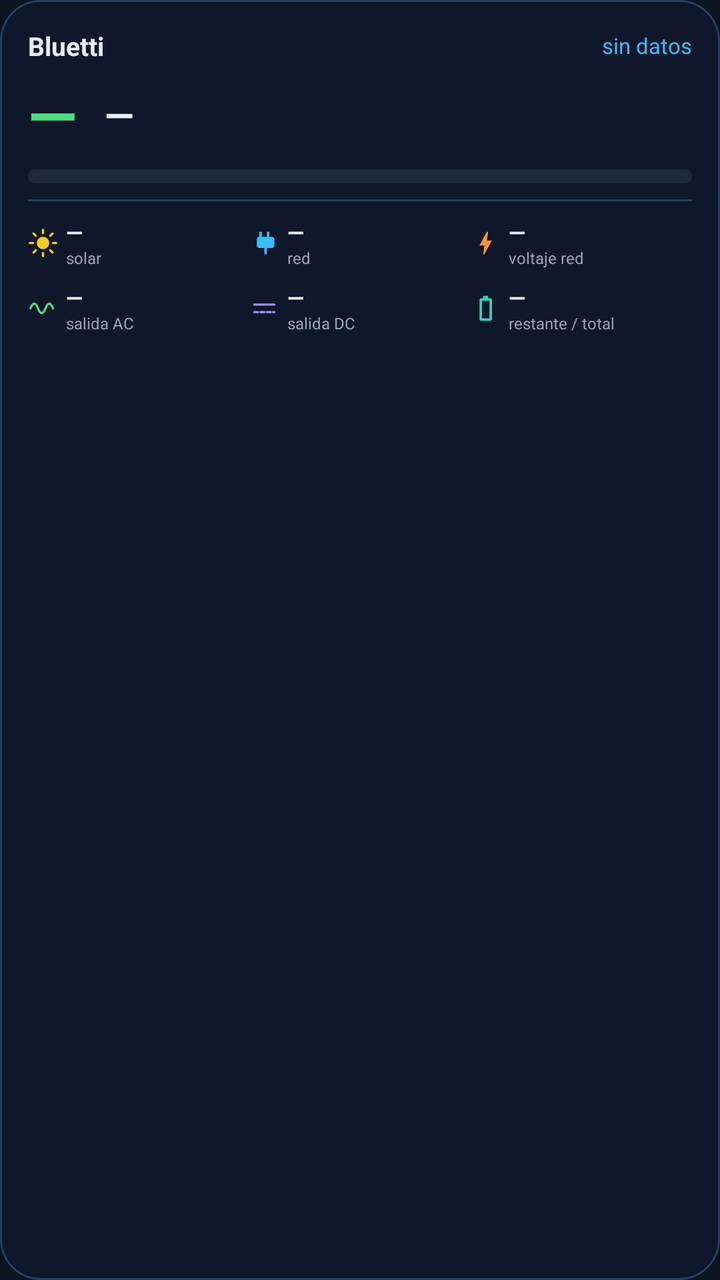
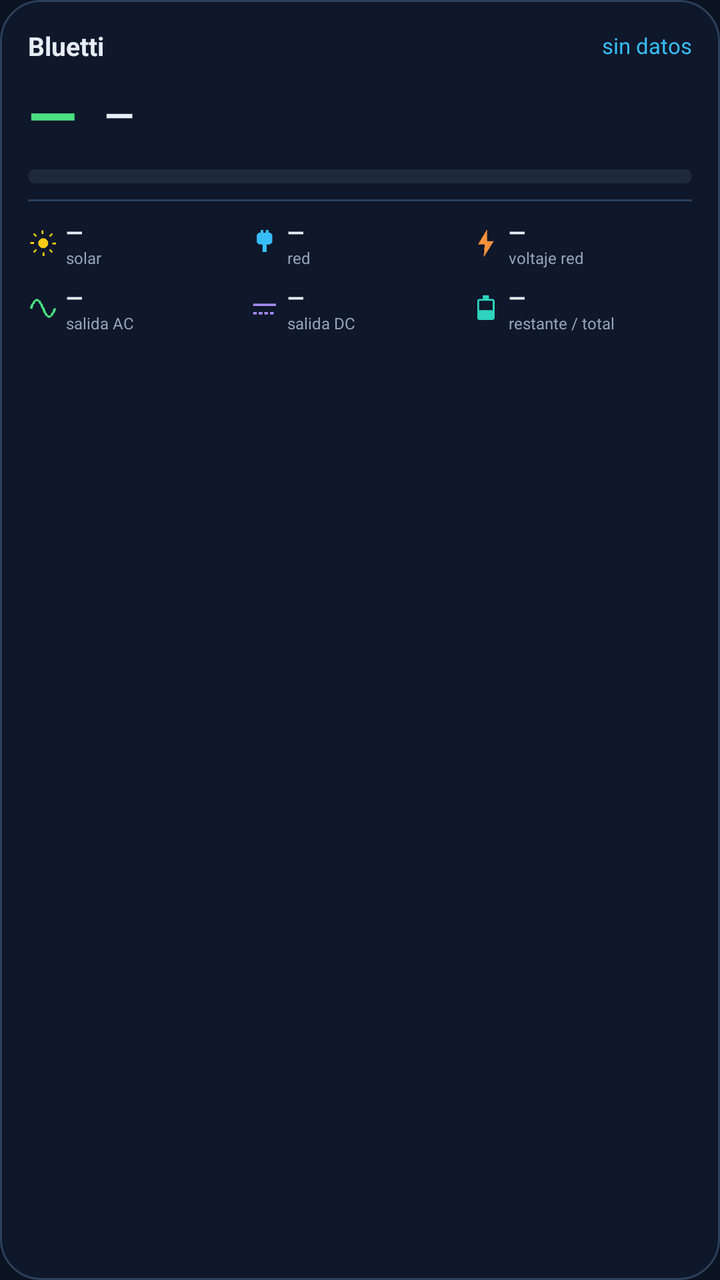

Screens rendered from an Android XML layout before and after an edit, with the pre-edit source and the edit as a unified diff.
<!-- AndroidManifest.xml: application theme AppTheme -->
<!-- res/layout/widget_bluetti.xml -->
<?xml version="1.0" encoding="utf-8"?>
<LinearLayout xmlns:android="http://schemas.android.com/apk/res/android"
    android:id="@+id/widget_root"
    android:layout_width="match_parent"
    android:layout_height="match_parent"
    android:background="@drawable/widget_bg"
    android:orientation="vertical"
    android:padding="14dp">

    <LinearLayout
        android:layout_width="match_parent"
        android:layout_height="wrap_content"
        android:gravity="center_vertical"
        android:orientation="horizontal">

        <TextView
            android:id="@+id/widget_name"
            android:layout_width="0dp"
            android:layout_height="wrap_content"
            android:layout_weight="1"
            android:text="Bluetti"
            android:textColor="@color/text"
            android:textSize="13sp"
            android:textStyle="bold" />

        <TextView
            android:id="@+id/widget_state"
            android:layout_width="wrap_content"
            android:layout_height="wrap_content"
            android:text="sin datos"
            android:textColor="@color/accent"
            android:textSize="11sp" />
    </LinearLayout>

    <LinearLayout
        android:layout_width="match_parent"
        android:layout_height="wrap_content"
        android:layout_marginTop="4dp"
        android:gravity="center_vertical"
        android:orientation="horizontal">

        <TextView
            android:id="@+id/widget_pct"
            android:layout_width="wrap_content"
            android:layout_height="wrap_content"
            android:text="—"
            android:textColor="@color/good"
            android:textSize="32sp"
            android:textStyle="bold" />

        <TextView
            android:id="@+id/widget_w"
            android:layout_width="wrap_content"
            android:layout_height="wrap_content"
            android:layout_marginStart="14dp"
            android:text="—"
            android:textColor="@color/text"
            android:textSize="19sp"
            android:textStyle="bold" />

        <TextView
            android:id="@+id/widget_updated"
            android:layout_width="0dp"
            android:layout_height="wrap_content"
            android:layout_weight="1"
            android:gravity="end"
            android:textColor="@color/muted"
            android:textSize="10sp" />
    </LinearLayout>

    <ProgressBar
        android:id="@+id/widget_bar"
        style="?android:attr/progressBarStyleHorizontal"
        android:layout_width="match_parent"
        android:layout_height="7dp"
        android:layout_marginTop="6dp"
        android:max="100"
        android:progressDrawable="@drawable/widget_battery" />

    <View
        android:layout_width="match_parent"
        android:layout_height="1dp"
        android:layout_marginTop="8dp"
        android:background="@color/border" />

    <LinearLayout
        android:layout_width="match_parent"
        android:layout_height="wrap_content"
        android:layout_marginTop="8dp"
        android:orientation="horizontal">

        <LinearLayout
            android:layout_width="0dp"
            android:layout_height="wrap_content"
            android:layout_weight="1"
            android:gravity="center_vertical"
            android:orientation="horizontal">

            <ImageView
                android:layout_width="15dp"
                android:layout_height="15dp"
                android:contentDescription="solar"
                android:src="@drawable/ic_widget_solar" />

            <LinearLayout
                android:layout_width="0dp"
                android:layout_height="wrap_content"
                android:layout_marginStart="4dp"
                android:layout_weight="1"
                android:orientation="vertical">

                <TextView
                    android:id="@+id/widget_solar_value"
                    android:layout_width="match_parent"
                    android:layout_height="wrap_content"
                    android:ellipsize="end"
                    android:maxLines="1"
                    android:text="—"
                    android:textColor="@color/text"
                    android:textSize="11sp"
                    android:textStyle="bold" />

                <TextView
                    android:layout_width="match_parent"
                    android:layout_height="wrap_content"
                    android:text="solar"
                    android:textColor="@color/muted"
                    android:textSize="8sp" />
            </LinearLayout>
        </LinearLayout>

        <LinearLayout
            android:layout_width="0dp"
            android:layout_height="wrap_content"
            android:layout_weight="1"
            android:gravity="center_vertical"
            android:orientation="horizontal">

            <ImageView
                android:layout_width="15dp"
                android:layout_height="15dp"
                android:contentDescription="red"
                android:src="@drawable/ic_widget_grid" />

            <LinearLayout
                android:layout_width="0dp"
                android:layout_height="wrap_content"
                android:layout_marginStart="4dp"
                android:layout_weight="1"
                android:orientation="vertical">

                <TextView
                    android:id="@+id/widget_grid_value"
                    android:layout_width="match_parent"
                    android:layout_height="wrap_content"
                    android:ellipsize="end"
                    android:maxLines="1"
                    android:text="—"
                    android:textColor="@color/text"
                    android:textSize="11sp"
                    android:textStyle="bold" />

                <TextView
                    android:layout_width="match_parent"
                    android:layout_height="wrap_content"
                    android:text="red"
                    android:textColor="@color/muted"
                    android:textSize="8sp" />
            </LinearLayout>
        </LinearLayout>

        <LinearLayout
            android:layout_width="0dp"
            android:layout_height="wrap_content"
            android:layout_weight="1"
            android:gravity="center_vertical"
            android:orientation="horizontal">

            <ImageView
                android:layout_width="15dp"
                android:layout_height="15dp"
                android:contentDescription="voltaje"
                android:src="@drawable/ic_widget_voltage" />

            <LinearLayout
                android:layout_width="0dp"
                android:layout_height="wrap_content"
                android:layout_marginStart="4dp"
                android:layout_weight="1"
                android:orientation="vertical">

                <TextView
                    android:id="@+id/widget_voltage_value"
                    android:layout_width="match_parent"
                    android:layout_height="wrap_content"
                    android:ellipsize="end"
                    android:maxLines="1"
                    android:text="—"
                    android:textColor="@color/text"
                    android:textSize="11sp"
                    android:textStyle="bold" />

                <TextView
                    android:layout_width="match_parent"
                    android:layout_height="wrap_content"
                    android:text="voltaje red"
                    android:textColor="@color/muted"
                    android:textSize="8sp" />
            </LinearLayout>
        </LinearLayout>
    </LinearLayout>

    <LinearLayout
        android:layout_width="match_parent"
        android:layout_height="wrap_content"
        android:layout_marginTop="7dp"
        android:orientation="horizontal">

        <LinearLayout
            android:layout_width="0dp"
            android:layout_height="wrap_content"
            android:layout_weight="1"
            android:gravity="center_vertical"
            android:orientation="horizontal">

            <ImageView
                android:layout_width="15dp"
                android:layout_height="15dp"
                android:contentDescription="salida AC"
                android:src="@drawable/ic_widget_ac" />

            <LinearLayout
                android:layout_width="0dp"
                android:layout_height="wrap_content"
                android:layout_marginStart="4dp"
                android:layout_weight="1"
                android:orientation="vertical">

                <TextView
                    android:id="@+id/widget_ac_value"
                    android:layout_width="match_parent"
                    android:layout_height="wrap_content"
                    android:ellipsize="end"
                    android:maxLines="1"
                    android:text="—"
                    android:textColor="@color/text"
                    android:textSize="11sp"
                    android:textStyle="bold" />

                <TextView
                    android:layout_width="match_parent"
                    android:layout_height="wrap_content"
                    android:text="salida AC"
                    android:textColor="@color/muted"
                    android:textSize="8sp" />
            </LinearLayout>
        </LinearLayout>

        <LinearLayout
            android:layout_width="0dp"
            android:layout_height="wrap_content"
            android:layout_weight="1"
            android:gravity="center_vertical"
            android:orientation="horizontal">

            <ImageView
                android:layout_width="15dp"
                android:layout_height="15dp"
                android:contentDescription="salida DC"
                android:src="@drawable/ic_widget_dc" />

            <LinearLayout
                android:layout_width="0dp"
                android:layout_height="wrap_content"
                android:layout_marginStart="4dp"
                android:layout_weight="1"
                android:orientation="vertical">

                <TextView
                    android:id="@+id/widget_dc_value"
                    android:layout_width="match_parent"
                    android:layout_height="wrap_content"
                    android:ellipsize="end"
                    android:maxLines="1"
                    android:text="—"
                    android:textColor="@color/text"
                    android:textSize="11sp"
                    android:textStyle="bold" />

                <TextView
                    android:layout_width="match_parent"
                    android:layout_height="wrap_content"
                    android:text="salida DC"
                    android:textColor="@color/muted"
                    android:textSize="8sp" />
            </LinearLayout>
        </LinearLayout>

        <LinearLayout
            android:layout_width="0dp"
            android:layout_height="wrap_content"
            android:layout_weight="1"
            android:gravity="center_vertical"
            android:orientation="horizontal">

            <ImageView
                android:layout_width="15dp"
                android:layout_height="15dp"
                android:contentDescription="energía"
                android:src="@drawable/ic_widget_energy" />

            <LinearLayout
                android:layout_width="0dp"
                android:layout_height="wrap_content"
                android:layout_marginStart="4dp"
                android:layout_weight="1"
                android:orientation="vertical">

                <TextView
                    android:id="@+id/widget_energy_value"
                    android:layout_width="match_parent"
                    android:layout_height="wrap_content"
                    android:ellipsize="end"
                    android:maxLines="1"
                    android:text="—"
                    android:textColor="@color/text"
                    android:textSize="11sp"
                    android:textStyle="bold" />

                <TextView
                    android:id="@+id/widget_energy_label"
                    android:layout_width="match_parent"
                    android:layout_height="wrap_content"
                    android:ellipsize="end"
                    android:maxLines="1"
                    android:text="restante / total"
                    android:textColor="@color/muted"
                    android:textSize="8sp" />
            </LinearLayout>
        </LinearLayout>
    </LinearLayout>
</LinearLayout>
<!-- resources referenced by this layout -->
<resources>
  <color name="accent">#38BDF8</color>
  <color name="border">#29405C</color>
  <color name="good">#4ADE80</color>
  <color name="muted">#94A3B8</color>
  <color name="text">#E6EDF7</color>
  <!-- drawable ic_widget_ac (drawable) -->
  <?xml version="1.0" encoding="utf-8"?>
  <vector xmlns:android="http://schemas.android.com/apk/res/android"
      android:width="24dp"
      android:height="24dp"
      android:viewportWidth="24"
      android:viewportHeight="24">
      <path
          android:fillColor="@android:color/transparent"
          android:strokeColor="#4ADE80"
          android:strokeWidth="1.8"
          android:strokeLineCap="round"
          android:pathData="M2,12c2,-5 4,-5 6,0s4,5 6,0 4,-5 6,0" />
  </vector>
  <!-- drawable ic_widget_dc (drawable) -->
  <?xml version="1.0" encoding="utf-8"?>
  <vector xmlns:android="http://schemas.android.com/apk/res/android"
      android:width="24dp"
      android:height="24dp"
      android:viewportWidth="24"
      android:viewportHeight="24">
      <path
          android:fillColor="@android:color/transparent"
          android:strokeColor="#A78BFA"
          android:strokeWidth="1.8"
          android:strokeLineCap="round"
          android:pathData="M4,9h16M4,15h3M9,15h3M14,15h3M19,15h1" />
  </vector>
  <!-- drawable ic_widget_energy (drawable) -->
  <?xml version="1.0" encoding="utf-8"?>
  <vector xmlns:android="http://schemas.android.com/apk/res/android"
      android:width="24dp"
      android:height="24dp"
      android:viewportWidth="24"
      android:viewportHeight="24">
      <path
          android:fillColor="#2DD4BF"
          android:pathData="M15.7,4H14V2h-4v2H8.3C7.6,4 7,4.6 7,5.3v15.3C7,21.4 7.6,22 8.3,22h7.3c0.8,0 1.4,-0.6 1.4,-1.4V5.3C17,4.6 16.4,4 15.7,4zM15,20H9V6h6z" />
  </vector>
  <!-- drawable ic_widget_grid (drawable) -->
  <?xml version="1.0" encoding="utf-8"?>
  <vector xmlns:android="http://schemas.android.com/apk/res/android"
      android:width="24dp"
      android:height="24dp"
      android:viewportWidth="24"
      android:viewportHeight="24">
      <path
          android:fillColor="#38BDF8"
          android:pathData="M16,7V3h-2v4h-4V3H8v4c-1.1,0 -2,0.9 -2,2v5c0,1.1 0.9,2 2,2h4v5h2v-5h4c1.1,0 2,-0.9 2,-2V9c0,-1.1 -0.9,-2 -2,-2z" />
  </vector>
  <!-- drawable ic_widget_solar (drawable) -->
  <?xml version="1.0" encoding="utf-8"?>
  <vector xmlns:android="http://schemas.android.com/apk/res/android"
      android:width="24dp"
      android:height="24dp"
      android:viewportWidth="24"
      android:viewportHeight="24">
      <path
          android:fillColor="#FACC15"
          android:pathData="M12,7a5,5 0 1,0 0,10a5,5 0 0,0 0,-10z" />
      <path
          android:fillColor="@android:color/transparent"
          android:strokeColor="#FACC15"
          android:strokeWidth="1.8"
          android:strokeLineCap="round"
          android:pathData="M12,1.5v2.5M12,20v2.5M1.5,12h2.5M20,12h2.5M4.4,4.4l1.8,1.8M17.8,17.8l1.8,1.8M4.4,19.6l1.8,-1.8M17.8,6.2l1.8,-1.8" />
  </vector>
  <!-- drawable ic_widget_voltage (drawable) -->
  <?xml version="1.0" encoding="utf-8"?>
  <vector xmlns:android="http://schemas.android.com/apk/res/android"
      android:width="24dp"
      android:height="24dp"
      android:viewportWidth="24"
      android:viewportHeight="24">
      <path
          android:fillColor="#FB923C"
          android:pathData="M11,21h-1l1,-7H7l6,-11h1l-1,7h4z" />
  </vector>
  <!-- drawable widget_bg (drawable) -->
  <?xml version="1.0" encoding="utf-8"?>
  <shape xmlns:android="http://schemas.android.com/apk/res/android" android:shape="rectangle">
      <solid android:color="#0F172A" />
      <corners android:radius="20dp" />
      <stroke android:width="1dp" android:color="#29405C" />
  </shape>
  <color name="bg">#0B1220</color>
  <!-- unchanged entries left out for length: 2 -->
</resources>

<!-- the commit's change to res/layout/widget_bluetti.xml (unified diff, before → after) -->
@@ -70,14 +70,14 @@
 
     <ProgressBar
         android:id="@+id/widget_bar"
-        style="?android:attr/progressBarStyleHorizontal"
+        style="@android:style/Widget.ProgressBar.Horizontal"
         android:layout_width="match_parent"
         android:layout_height="7dp"
         android:layout_marginTop="6dp"
         android:max="100"
         android:progressDrawable="@drawable/widget_battery" />
 
-    <View
+    <TextView
         android:layout_width="match_parent"
         android:layout_height="1dp"
         android:layout_marginTop="8dp"
<!-- resource entries referenced after the edit -->
@@ -5,84 +5,12 @@
   <color name="good">#4ADE80</color>
   <color name="muted">#94A3B8</color>
   <color name="text">#E6EDF7</color>
-  <!-- drawable ic_widget_ac (drawable) -->
-  <?xml version="1.0" encoding="utf-8"?>
-  <vector xmlns:android="http://schemas.android.com/apk/res/android"
-      android:width="24dp"
-      android:height="24dp"
-      android:viewportWidth="24"
-      android:viewportHeight="24">
-      <path
-          android:fillColor="@android:color/transparent"
-          android:strokeColor="#4ADE80"
-          android:strokeWidth="1.8"
-          android:strokeLineCap="round"
-          android:pathData="M2,12c2,-5 4,-5 6,0s4,5 6,0 4,-5 6,0" />
-  </vector>
-  <!-- drawable ic_widget_dc (drawable) -->
-  <?xml version="1.0" encoding="utf-8"?>
-  <vector xmlns:android="http://schemas.android.com/apk/res/android"
-      android:width="24dp"
-      android:height="24dp"
-      android:viewportWidth="24"
-      android:viewportHeight="24">
-      <path
-          android:fillColor="@android:color/transparent"
-          android:strokeColor="#A78BFA"
-          android:strokeWidth="1.8"
-          android:strokeLineCap="round"
-          android:pathData="M4,9h16M4,15h3M9,15h3M14,15h3M19,15h1" />
-  </vector>
-  <!-- drawable ic_widget_energy (drawable) -->
-  <?xml version="1.0" encoding="utf-8"?>
-  <vector xmlns:android="http://schemas.android.com/apk/res/android"
-      android:width="24dp"
-      android:height="24dp"
-      android:viewportWidth="24"
-      android:viewportHeight="24">
-      <path
-          android:fillColor="#2DD4BF"
-          android:pathData="M15.7,4H14V2h-4v2H8.3C7.6,4 7,4.6 7,5.3v15.3C7,21.4 7.6,22 8.3,22h7.3c0.8,0 1.4,-0.6 1.4,-1.4V5.3C17,4.6 16.4,4 15.7,4zM15,20H9V6h6z" />
-  </vector>
-  <!-- drawable ic_widget_grid (drawable) -->
-  <?xml version="1.0" encoding="utf-8"?>
-  <vector xmlns:android="http://schemas.android.com/apk/res/android"
-      android:width="24dp"
-      android:height="24dp"
-      android:viewportWidth="24"
-      android:viewportHeight="24">
-      <path
-          android:fillColor="#38BDF8"
-          android:pathData="M16,7V3h-2v4h-4V3H8v4c-1.1,0 -2,0.9 -2,2v5c0,1.1 0.9,2 2,2h4v5h2v-5h4c1.1,0 2,-0.9 2,-2V9c0,-1.1 -0.9,-2 -2,-2z" />
-  </vector>
-  <!-- drawable ic_widget_solar (drawable) -->
-  <?xml version="1.0" encoding="utf-8"?>
-  <vector xmlns:android="http://schemas.android.com/apk/res/android"
-      android:width="24dp"
-      android:height="24dp"
-      android:viewportWidth="24"
-      android:viewportHeight="24">
-      <path
-          android:fillColor="#FACC15"
-          android:pathData="M12,7a5,5 0 1,0 0,10a5,5 0 0,0 0,-10z" />
-      <path
-          android:fillColor="@android:color/transparent"
-          android:strokeColor="#FACC15"
-          android:strokeWidth="1.8"
-          android:strokeLineCap="round"
-          android:pathData="M12,1.5v2.5M12,20v2.5M1.5,12h2.5M20,12h2.5M4.4,4.4l1.8,1.8M17.8,17.8l1.8,1.8M4.4,19.6l1.8,-1.8M17.8,6.2l1.8,-1.8" />
-  </vector>
-  <!-- drawable ic_widget_voltage (drawable) -->
-  <?xml version="1.0" encoding="utf-8"?>
-  <vector xmlns:android="http://schemas.android.com/apk/res/android"
-      android:width="24dp"
-      android:height="24dp"
-      android:viewportWidth="24"
-      android:viewportHeight="24">
-      <path
-          android:fillColor="#FB923C"
-          android:pathData="M11,21h-1l1,-7H7l6,-11h1l-1,7h4z" />
-  </vector>
+  <!-- drawable ic_widget_ac: png bitmap (drawable-nodpi, 406 bytes) -->
+  <!-- drawable ic_widget_dc: png bitmap (drawable-nodpi, 151 bytes) -->
+  <!-- drawable ic_widget_energy: png bitmap (drawable-nodpi, 252 bytes) -->
+  <!-- drawable ic_widget_grid: png bitmap (drawable-nodpi, 250 bytes) -->
+  <!-- drawable ic_widget_solar: png bitmap (drawable-nodpi, 394 bytes) -->
+  <!-- drawable ic_widget_voltage: png bitmap (drawable-nodpi, 314 bytes) -->
   <!-- drawable widget_bg (drawable) -->
   <?xml version="1.0" encoding="utf-8"?>
   <shape xmlns:android="http://schemas.android.com/apk/res/android" android:shape="rectangle">
